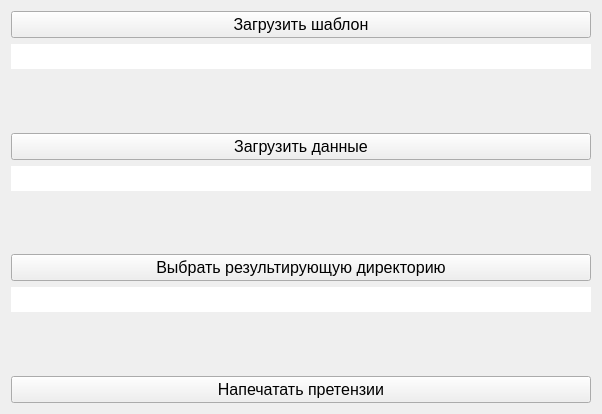
Liteskarr/ClaimsMaker, file res/main_widget.ui: the form before one commit.
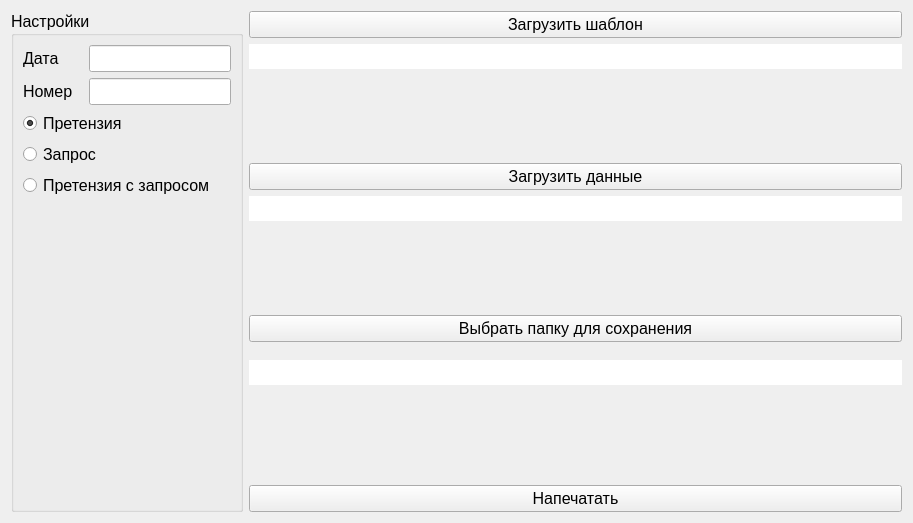
The form after the commit.

Commit message: update(main_widget.ui): adding fields: date, number, filters

The edit to the form file:
```diff
--- a/res/main_widget.ui
+++ b/res/main_widget.ui
@@ -6,8 +6,8 @@
    <rect>
     <x>0</x>
     <y>0</y>
-    <width>602</width>
-    <height>414</height>
+    <width>913</width>
+    <height>523</height>
    </rect>
   </property>
   <property name="font">
@@ -20,10 +20,46 @@
    <string>Конструктор претензий</string>
   </property>
   <layout class="QGridLayout" name="gridLayout">
-   <item row="6" column="0">
+   <item row="5" column="1" colspan="3">
+    <spacer name="verticalSpacer_3">
+     <property name="orientation">
+      <enum>Qt::Vertical</enum>
+     </property>
+     <property name="sizeHint" stdset="0">
+      <size>
+       <width>20</width>
+       <height>40</height>
+      </size>
+     </property>
+    </spacer>
+   </item>
+   <item row="12" column="1" colspan="3">
+    <widget class="QPushButton" name="print_result_button">
+     <property name="text">
+      <string>Напечатать</string>
+     </property>
+     <property name="checkable">
+      <bool>false</bool>
+     </property>
+     <property name="autoExclusive">
+      <bool>false</bool>
+     </property>
+    </widget>
+   </item>
+   <item row="9" column="1" colspan="3">
+    <widget class="QLineEdit" name="dir_line">
+     <property name="frame">
+      <bool>false</bool>
+     </property>
+     <property name="readOnly">
+      <bool>true</bool>
+     </property>
+    </widget>
+   </item>
+   <item row="6" column="1" colspan="3">
     <widget class="QPushButton" name="choose_dir_button">
      <property name="text">
-      <string>Выбрать результирующую директорию</string>
+      <string>Выбрать папку для сохранения</string>
      </property>
      <property name="checkable">
       <bool>false</bool>
@@ -33,7 +69,43 @@
      </property>
     </widget>
    </item>
-   <item row="3" column="0">
+   <item row="10" column="1" colspan="3">
+    <spacer name="verticalSpacer_2">
+     <property name="orientation">
+      <enum>Qt::Vertical</enum>
+     </property>
+     <property name="sizeHint" stdset="0">
+      <size>
+       <width>20</width>
+       <height>40</height>
+      </size>
+     </property>
+    </spacer>
+   </item>
+   <item row="4" column="1" colspan="3">
+    <widget class="QLineEdit" name="data_line">
+     <property name="frame">
+      <bool>false</bool>
+     </property>
+     <property name="readOnly">
+      <bool>true</bool>
+     </property>
+    </widget>
+   </item>
+   <item row="1" column="1" colspan="3">
+    <widget class="QLineEdit" name="template_line">
+     <property name="enabled">
+      <bool>true</bool>
+     </property>
+     <property name="frame">
+      <bool>false</bool>
+     </property>
+     <property name="readOnly">
+      <bool>true</bool>
+     </property>
+    </widget>
+   </item>
+   <item row="3" column="1" colspan="3">
     <widget class="QPushButton" name="load_data_button">
      <property name="text">
       <string>Загрузить данные</string>
@@ -46,7 +118,7 @@
      </property>
     </widget>
    </item>
-   <item row="0" column="0">
+   <item row="0" column="1" colspan="3">
     <widget class="QPushButton" name="load_template_button">
      <property name="text">
       <string>Загрузить шаблон</string>
@@ -59,7 +131,7 @@
      </property>
     </widget>
    </item>
-   <item row="2" column="0">
+   <item row="2" column="1" colspan="3">
     <spacer name="verticalSpacer">
      <property name="orientation">
       <enum>Qt::Vertical</enum>
@@ -72,44 +144,40 @@
      </property>
     </spacer>
    </item>
-   <item row="11" column="0">
-    <widget class="QPushButton" name="print_result_button">
-     <property name="text">
-      <string>Напечатать претензии</string>
+   <item row="0" column="0" rowspan="13">
+    <widget class="QGroupBox" name="settings_group">
+     <property name="sizePolicy">
+      <sizepolicy hsizetype="Preferred" vsizetype="Preferred">
+       <horstretch>0</horstretch>
+       <verstretch>0</verstretch>
+      </sizepolicy>
      </property>
-     <property name="checkable">
-      <bool>false</bool>
+     <property name="title">
+      <string>Настройки</string>
      </property>
-     <property name="autoExclusive">
-      <bool>false</bool>
-     </property>
-    </widget>
-   </item>
+     <layout class="QGridLayout" name="gridLayout_2">
    <item row="1" column="0">
-    <widget class="QLineEdit" name="template_line">
-     <property name="enabled">
-      <bool>true</bool>
-     </property>
-     <property name="frame">
-      <bool>false</bool>
-     </property>
-     <property name="readOnly">
-      <bool>true</bool>
-     </property>
-    </widget>
-   </item>
-   <item row="4" column="0">
-    <widget class="QLineEdit" name="data_line">
-     <property name="frame">
-      <bool>false</bool>
-     </property>
-     <property name="readOnly">
-      <bool>true</bool>
-     </property>
-    </widget>
-   </item>
-   <item row="10" column="0">
-    <spacer name="verticalSpacer_2">
+       <widget class="QLabel" name="date_label">
+        <property name="sizePolicy">
+         <sizepolicy hsizetype="Preferred" vsizetype="Minimum">
+          <horstretch>0</horstretch>
+          <verstretch>0</verstretch>
+         </sizepolicy>
+        </property>
+        <property name="text">
+         <string>Дата</string>
+        </property>
+       </widget>
+      </item>
+      <item row="2" column="0">
+       <widget class="QLabel" name="number_label">
+        <property name="text">
+         <string>Номер</string>
+        </property>
+       </widget>
+      </item>
+      <item row="6" column="0" colspan="3">
+       <spacer name="verticalSpacer_4">
      <property name="orientation">
       <enum>Qt::Vertical</enum>
      </property>
@@ -121,28 +189,45 @@
      </property>
     </spacer>
    </item>
-   <item row="9" column="0">
-    <widget class="QLineEdit" name="dir_line">
-     <property name="frame">
-      <bool>false</bool>
-     </property>
-     <property name="readOnly">
+      <item row="3" column="0" colspan="3">
+       <widget class="QRadioButton" name="claim_radio">
+        <property name="text">
+         <string>Претензия</string>
+        </property>
+        <property name="checked">
       <bool>true</bool>
      </property>
     </widget>
    </item>
-   <item row="5" column="0">
-    <spacer name="verticalSpacer_3">
-     <property name="orientation">
-      <enum>Qt::Vertical</enum>
-     </property>
-     <property name="sizeHint" stdset="0">
-      <size>
-       <width>20</width>
-       <height>40</height>
-      </size>
-     </property>
-    </spacer>
+      <item row="4" column="0" colspan="3">
+       <widget class="QRadioButton" name="request_radio">
+        <property name="text">
+         <string>Запрос</string>
+        </property>
+       </widget>
+      </item>
+      <item row="5" column="0" colspan="3">
+       <widget class="QRadioButton" name="claim_request_radio">
+        <property name="text">
+         <string>Претензия с запросом</string>
+        </property>
+       </widget>
+      </item>
+      <item row="2" column="1" colspan="2">
+       <widget class="QLineEdit" name="number_line"/>
+      </item>
+      <item row="1" column="1" colspan="2">
+       <widget class="QLineEdit" name="date_line">
+        <property name="sizePolicy">
+         <sizepolicy hsizetype="Preferred" vsizetype="Fixed">
+          <horstretch>0</horstretch>
+          <verstretch>0</verstretch>
+         </sizepolicy>
+        </property>
+       </widget>
+      </item>
+     </layout>
+    </widget>
    </item>
   </layout>
  </widget>
```
Lines whose indentation alone changed are shown as unchanged.
